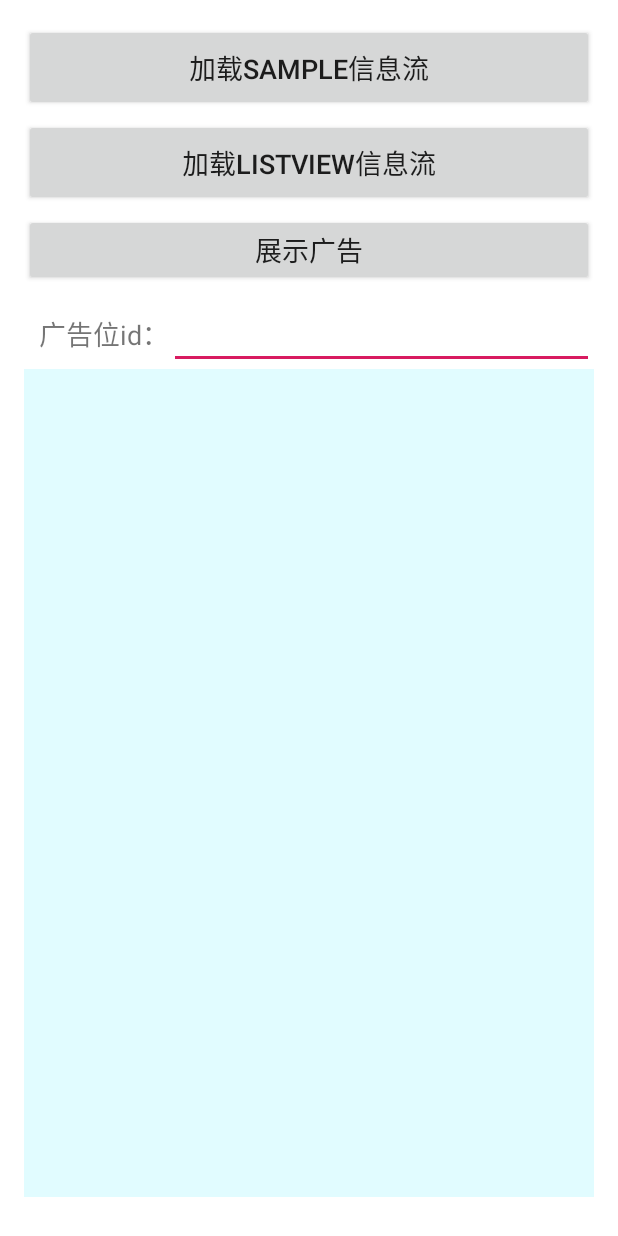
After one commit to MageJun/sdk_demo, an Android app: the FeedListOptActivity screen opened directly, with no data from a screen before it, on a phone screen of 412 x 824 dp. The commit adds this screen. Run offline under Robolectric (Android 15) with nearby library versions, the phone set to English and light mode, and no system bars; libraries missing offline, so code that uses them is left out: com.analytics.sdk, com.androidquery, com.androidquery.callback, com.qq.e; 2 statements that could not run were skipped.

Commit message:
更新信息流演示用例

```diff
--- a/src/main/AndroidManifest.xml
+++ b/src/main/AndroidManifest.xml
@@ -65,6 +65,7 @@
         <activity android:name=".feedlist.TestFeedListLeftIconActivity" />
         <activity android:name=".feedlist.FeedListVideoActivity" />
         <activity android:name=".feedlist.FeedListVideoDevContainerRenderActivity" />
+        <activity android:name=".feedlist.FeedListOptActivity" />
         <activity
             android:name=".common.DevMainActivity"
             android:launchMode="singleTask"
--- a/src/main/java/com/adsdk/demo/MainActivity.java
+++ b/src/main/java/com/adsdk/demo/MainActivity.java
@@ -21,14 +21,14 @@ import android.widget.TextView;
 import com.adsdk.demo.banner.BannerActivity;
 import com.adsdk.demo.common.GridViewConfig;
 import com.adsdk.demo.feedlist.FeedListActivity;
-import com.adsdk.demo.feedlist.FeedListTopTextActivity;
+import com.adsdk.demo.feedlist.FeedListOptActivity;
 import com.adsdk.demo.feedlist.FeedListVideoDevContainerRenderActivity;
 import com.adsdk.demo.interstitial.InterstitialActivity;
-import com.analytics.sdk.client.AdRequest;
 import com.adsdk.demo.splash.SplashActivity;
 import com.adsdk.demo.splash.SplashSkipViewActivity;
 import com.adsdk.demo.video.FullScreenVideoActivity;
 import com.adsdk.demo.video.RewardVideoActivity;
+import com.analytics.sdk.client.AdRequest;
 import com.qq.e.comm.managers.status.SDKStatus;
 
 import java.util.ArrayList;
@@ -102,31 +102,9 @@ public class MainActivity extends Activity {
         gridView = this.findViewById(GlobalConfig.RConfig.MAIN_ACTIVITY_BTN_GRIDVIEW_ID);
         List<GridViewConfig> list = new ArrayList<>();
         list.add(new GridViewConfig("开屏演示", GlobalConfig.ChannelId.SPLASH, SplashActivity.class));
-//        list.add(new GridViewConfig("开屏Window演示", GlobalConfig.ChannelId.SPLASH, SplashActivity.class, new View.OnClickListener() {
-//            @Override
-//            public void onClick(View v) {
-//                new AlertDialog.Builder(MainActivity.this)
-//                        .setTitle("悬浮窗")
-//                        .setMessage("需要打开悬浮窗权限!")
-//                        .setPositiveButton("立即开启", new DialogInterface.OnClickListener() {
-//                            @TargetApi(Build.VERSION_CODES.M)
-//                            @Override
-//                            public void onClick(DialogInterface dialog, int which) {
-//                                new SplashWindow().showWindow(MainActivity.this);
-//                            }
-//                        })
-//                        .setNegativeButton("不再提示", new DialogInterface.OnClickListener() {
-//                            @Override
-//                            public void onClick(DialogInterface dialog, int which) {
-//                                dialog.dismiss();
-//                            }
-//                        }).setCancelable(false).show();
-//
-//            }
-//        }));
         list.add(new GridViewConfig("开屏自定义跳过", GlobalConfig.ChannelId.SPLASH, SplashSkipViewActivity.class));
         list.add(new GridViewConfig("信息流模版演示", GlobalConfig.ChannelId.FEED_LIST, FeedListActivity.class));
-        list.add(new GridViewConfig("信息流自渲染演示", GlobalConfig.ChannelId.FEED_LIST_NATIVE, FeedListTopTextActivity.class));
+        list.add(new GridViewConfig("信息流自渲染演示", GlobalConfig.ChannelId.FEED_LIST_NATIVE, FeedListOptActivity.class));
         list.add(new GridViewConfig("信息流自渲染视频(开发者定义封面)", GlobalConfig.ChannelId.FEED_LIST_NATIVE_VIDEO, FeedListVideoDevContainerRenderActivity.class));
         list.add(new GridViewConfig("横幅演示", GlobalConfig.ChannelId.BANNER, BannerActivity.class));
         list.add(new GridViewConfig("插屏演示", GlobalConfig.ChannelId.INTERSTITIAL, InterstitialActivity.class));
--- /dev/null
+++ b/src/main/java/com/adsdk/demo/common/SpinnerArrayAdapter.java
@@ -0,0 +1,44 @@
+package com.adsdk.demo.common;
+
+import android.content.Context;
+import android.support.annotation.NonNull;
+import android.support.annotation.Nullable;
+import android.view.View;
+import android.view.ViewGroup;
+import android.widget.ArrayAdapter;
+import android.widget.TextView;
+
+public class SpinnerArrayAdapter extends ArrayAdapter {
+
+    private int selectedItem;
+
+    public void setSelectedItem(int selectedItem) {
+        this.selectedItem = selectedItem;
+    }
+
+    public int getSelectedItem(){
+        return this.selectedItem;
+    }
+
+    public SpinnerArrayAdapter(@NonNull Context context, int resource, @NonNull Object[] objects) {
+        super(context, resource, objects);
+    }
+
+    public SpinnerArrayAdapter(@NonNull Context context, int resource, int textViewResourceId) {
+        super(context, resource, textViewResourceId);
+    }
+
+    @Override
+    public View getDropDownView(int position, @Nullable View convertView, @NonNull ViewGroup parent) {
+        View view = super.getDropDownView(position, convertView, parent);
+        TextView textView = (TextView) view;
+        if (this.selectedItem == position) {
+            textView.setTextColor(0xff373741);
+            textView.getPaint().setFakeBoldText(true);
+        } else {
+            textView.setTextColor(0xff6d6d6d);
+            textView.getPaint().setFakeBoldText(false);
+        }
+        return view;
+    }
+}
--- /dev/null
+++ b/src/main/java/com/adsdk/demo/feedlist/FeedListOptActivity.java
@@ -0,0 +1,293 @@
+package com.adsdk.demo.feedlist;
+
+import android.app.Activity;
+import android.content.Intent;
+import android.graphics.Bitmap;
+import android.os.Bundle;
+import android.util.Log;
+import android.view.LayoutInflater;
+import android.view.View;
+import android.view.ViewGroup;
+import android.view.Window;
+import android.view.WindowManager;
+import android.widget.Button;
+import android.widget.EditText;
+import android.widget.FrameLayout;
+import android.widget.ImageView;
+import android.widget.TextView;
+import android.widget.Toast;
+
+import com.adsdk.demo.R;
+import com.analytics.sdk.client.AdError;
+import com.analytics.sdk.client.AdRequest;
+import com.analytics.sdk.client.NativeAdData;
+import com.analytics.sdk.client.NativeAdListenerExt;
+import com.analytics.sdk.client.VideoSettings;
+import com.analytics.sdk.client.feedlist.FeedListNativeAdListener;
+import com.analytics.sdk.client.media.MediaAdView;
+import com.analytics.sdk.client.media.NativeAdMediaListener;
+import com.androidquery.AQuery;
+import com.androidquery.callback.AjaxStatus;
+import com.androidquery.callback.BitmapAjaxCallback;
+
+import java.util.ArrayList;
+import java.util.List;
+
+public class FeedListOptActivity extends Activity{
+
+    private static final String TAG = "FEEDOPT";
+    private EditText edtCodid;
+    private ViewGroup adContainer;
+    private AdRequest adRequest;
+    private int AD_COUNT = 1;
+    private NativeAdData nativeAdData;
+    private AQuery mAQuery;
+
+    @Override
+    protected void onCreate(Bundle savedInstanceState) {
+        super.onCreate(savedInstanceState);
+        requestWindowFeature(Window.FEATURE_NO_TITLE);
+        getWindow().setFlags(WindowManager.LayoutParams.FLAG_FULLSCREEN,
+                WindowManager.LayoutParams.FLAG_FULLSCREEN);
+        setContentView(R.layout.activity_feednative_opt);
+        initView();
+        mAQuery = new AQuery(this);
+
+    }
+
+    @Override
+    protected void onResume() {
+        super.onResume();
+        if(nativeAdData!=null){
+            nativeAdData.resume();
+        }
+    }
+
+    @Override
+    protected void onDestroy() {
+        super.onDestroy();
+        if(adRequest!=null){
+            adRequest.recycle();
+        }
+    }
+
+    public void onClick(View view){
+        switch (view.getId()) {
+            case R.id.loadSapmle :
+                requestData();
+                break;
+            case R.id.loadList:
+                Intent intent = new Intent(getIntent());
+                intent.setClass(this,FeedListTopTextActivity.class);
+                startActivity(intent);
+                break;
+            case R.id.show:
+                showAdView(nativeAdData);
+                break;
+        }
+    }
+
+    private void initView() {
+        edtCodid = findViewById(R.id.posId);
+        adContainer = findViewById(R.id.ad_container);
+        String codeId = getIntent().getStringExtra("codid");
+        edtCodid.setText(codeId);
+    }
+
+    private void requestData() {
+        VideoSettings videoSettings = new VideoSettings.Builder()
+                .setAutoPlayMuted(true)
+                .setNeedProgressBar(false)
+                .setEnableUserControl(false)
+                .setEnableDetailPage(false)
+                .setVideoPlayPolicy(VideoSettings.PlayPolicy.AUTO)
+                .setContainerRender(VideoSettings.ContainerRender.SDK)
+                .setAutoPlayPolicy(VideoSettings.AutoPlayPolicy.ALWAYS)
+                .build();
+
+        /**
+         * 信息流添加视频信息流支持
+         * setVideoSettings(videoSettings)
+         * setSupportVideo(true)
+         *
+         * 视频信息流建议加上下面的配置，设置视频信息流预加载功能，可以有效提高用户体验并提高收益
+         * appendParameter(AdRequest.Parameters.KEY_ESP,AdRequest.Parameters.VALUE_ESP_4)
+         */
+        adRequest = new AdRequest.Builder(getApplicationContext())
+                .setCodeId(edtCodid.getText().toString())
+                .setVideoSettings(videoSettings)
+                .setSupportVideo(true)
+                .appendParameter(AdRequest.Parameters.KEY_ESP,AdRequest.Parameters.VALUE_ESP_4)
+                .setAdRequestCount(AD_COUNT)
+                .build();
+
+        /*
+         * ----------注意事项----------
+         *
+         * 1、如果开发者需要缓存自渲染信息流数据，必须对缓存数据进行有效期的控制(缓存时长具体和运营沟通，一般最长支持45分钟)，一旦超过最大缓存时长则不能再次进行曝光；
+         *
+         * 2、开发者通过自渲染数据NativeAdData构建完广告View之后，
+         *
+         *    <<<<<<<必须要调用bindView接口>>>>>>>，否则会导致无点击事件等异常，
+         *
+         * 3、同时开发者需要将 bindView 接口所返回的 View 进行展示，
+         *
+         *    <<<<<<<而不是开发者自己构建的广告 View>>>>>>>;
+         *
+         * 4、如果使用的是广点通广告，开发者使用 NativeAdData 所构造出的广告 View，这个View及其子View中
+         *
+         *    <<<<<<<不能包含 com.qq.e.ads.nativ.widget.NativeAdContainer>>>>>>>，否则会影响点击和计费
+         *
+         * 5、自渲染信息流发起请求示例，构建builder直接使用applicationContext
+         *
+         * 6、AdRequest 每次请求对应一个新的 new AdRequest 本次请求一旦释放，将不能再次使用，必须重新 new 否则会出现运行时异常.
+         */
+        adRequest.loadFeedListNativeAd(new FeedListNativeAdListener() {
+            @Override
+            public void onAdLoaded(List<NativeAdData> list) {
+                if(list!=null && list.size()>0){
+                    nativeAdData = list.get(0);
+                    Toast.makeText(FeedListOptActivity.this,"请求成功",Toast.LENGTH_SHORT).show();
+                }
+            }
+
+            @Override
+            public void onAdError(AdError adError) {
+                Toast.makeText(FeedListOptActivity.this,"请求失败，"+adError.getErrorMessage(),Toast.LENGTH_SHORT).show();
+            }
+        });
+
+    }
+
+    private void showAdView(NativeAdData nativeAdData){
+        if(nativeAdData!=null){
+            adContainer.removeAllViews();
+            View adView = LayoutInflater.from(this).inflate(R.layout.activity_feedlist_native_list_left_icon_item_video_ad, null);
+            ImageView logo = adView.findViewById(R.id.img_logo);
+            final ImageView poster = adView.findViewById(R.id.img_poster);
+            TextView name = adView.findViewById(R.id.text_title);
+            TextView desc = adView.findViewById(R.id.text_desc);
+            Button download = adView.findViewById(R.id.btn_download);
+            MediaAdView mediaAdView = adView.findViewById(R.id.sdk_adview);
+
+            mAQuery.id(logo).image(nativeAdData.getIconUrl());
+            name.setText(nativeAdData.getTitle());
+            desc.setText(nativeAdData.getDesc());
+            if(nativeAdData.isAppAd()){
+                download.setText("下载");
+            }else{
+                download.setText("浏览");
+            }
+
+            List<View> clickViews = new ArrayList<>();
+            clickViews.add(logo);
+            clickViews.add(poster);
+            clickViews.add(name);
+            clickViews.add(desc);
+            clickViews.add(download);
+
+            //传(0, 0)隐藏广告LOGO
+            FrameLayout.LayoutParams adlogoLayoutParams = new FrameLayout.LayoutParams(0, 0);
+            nativeAdData.attach(this);
+            View result = nativeAdData.bindView(adView, null, adlogoLayoutParams, clickViews, new NativeAdListenerExt() {
+                @Override
+                public void onADStatusChanged(int i) {
+                    Log.i(TAG,"onADStatusChanged");
+                }
+
+                @Override
+                public void onLoadApkProgress(int i) {
+                    Log.i(TAG,"onLoadApkProgress");
+                }
+
+                @Override
+                public void onADExposed() {
+                    Log.i(TAG,"onADExposed");
+                }
+
+                @Override
+                public void onADClicked() {
+                    Log.i(TAG,"onADClicked");
+                }
+
+                @Override
+                public void onAdError(AdError adError) {
+                    Log.i(TAG,"onAdError adError = "+adError);
+                }
+            });
+
+            if(nativeAdData.isVideoAd()){
+                poster.setVisibility(View.GONE);
+                nativeAdData.bindMediaView(mediaAdView, new NativeAdMediaListener() {
+                    @Override
+                    public void onVideoInit() {
+                        Log.i(TAG,"onVideoInit");
+                    }
+
+                    @Override
+                    public void onVideoLoading() {
+                        Log.i(TAG,"onVideoLoading");
+                    }
+
+                    @Override
+                    public void onVideoReady() {
+                        Log.i(TAG,"onVideoReady");
+                    }
+
+                    @Override
+                    public void onVideoLoaded(int i) {
+                        Log.i(TAG,"onVideoLoaded ");
+                    }
+
+                    @Override
+                    public void onVideoStart() {
+                        Log.i(TAG,"onVideoStart");
+                    }
+
+                    @Override
+                    public void onVideoPause() {
+                        Log.i(TAG,"onVideoPause");
+                    }
+
+                    @Override
+                    public void onVideoResume() {
+                        Log.i(TAG,"onVideoResume");
+                    }
+
+                    @Override
+                    public void onVideoCompleted() {
+                        Log.i(TAG,"onVideoCompleted");
+                    }
+
+                    @Override
+                    public void onVideoError(AdError adError) {
+                        Log.i(TAG,"onVideoError adError = "+adError);
+                    }
+
+                    @Override
+                    public void onVideoStop() {
+                        Log.i(TAG,"onVideoStop");
+                    }
+
+                    @Override
+                    public void onVideoClicked() {
+                        Log.i(TAG,"onVideoClicked");
+                    }
+                });
+            }else{
+                poster.setVisibility(View.VISIBLE);
+                mAQuery.id(poster).image(nativeAdData.getImageUrl(),false,true,0,0,new BitmapAjaxCallback(){
+                    @Override
+                    protected void callback(String url, ImageView iv, Bitmap bm, AjaxStatus status) {
+                        if(poster.getVisibility() == View.VISIBLE){
+                            poster.setImageBitmap(bm);
+                        }
+                    }
+                });
+            }
+            FrameLayout.LayoutParams lp = new FrameLayout.LayoutParams(FrameLayout.LayoutParams.MATCH_PARENT, FrameLayout.LayoutParams.WRAP_CONTENT);
+            adContainer.addView(result,lp);
+        }
+    }
+
+}
--- a/src/main/java/com/adsdk/demo/feedlist/FeedListTopTextActivity.java
+++ b/src/main/java/com/adsdk/demo/feedlist/FeedListTopTextActivity.java
@@ -69,8 +69,6 @@ public class FeedListTopTextActivity extends Activity implements AbsListView.OnS
         super.onCreate(savedInstanceState);
         setContentView(R.layout.activity_feedlist_native_ad_listview);
         initView();
-        requestData();
-        requestData();
         requestData();
     }
 
--- a/src/main/res/layout/activity_feedlist_native_list_left_icon_item_video_ad.xml
+++ b/src/main/res/layout/activity_feedlist_native_list_left_icon_item_video_ad.xml
@@ -84,7 +84,7 @@
                 android:id="@+id/img_poster"
                 android:layout_width="match_parent"
                 android:layout_height="200dp"
-                android:scaleType="fitXY" />
+                android:scaleType="centerCrop" />
 
         </FrameLayout>
 
--- /dev/null
+++ b/src/main/res/layout/activity_feednative_opt.xml
@@ -0,0 +1,182 @@
+<LinearLayout xmlns:android="http://schemas.android.com/apk/res/android"
+    xmlns:tools="http://schemas.android.com/tools"
+    android:layout_width="match_parent"
+    android:layout_height="match_parent"
+    android:orientation="vertical"
+    android:paddingLeft="16dp"
+    android:paddingTop="16dp"
+    android:paddingRight="16dp"
+    android:paddingBottom="16dp"
+    android:background="#ffffff"
+    tools:ignore="MissingDefaultResource">
+
+    <Button
+        android:id="@+id/loadSapmle"
+        android:layout_width="match_parent"
+        android:layout_height="wrap_content"
+        android:textSize="18sp"
+        android:gravity="center"
+        android:padding="15dp"
+        android:text="加载Sample信息流"
+        android:onClick="onClick"
+        />
+    <Button
+        android:id="@+id/loadList"
+        android:layout_width="match_parent"
+        android:layout_height="wrap_content"
+        android:textSize="18sp"
+        android:gravity="center"
+        android:padding="15dp"
+        android:layout_marginTop="5dp"
+        android:text="加载ListView信息流"
+        android:onClick="onClick"/>
+    <Button
+        android:id="@+id/show"
+        android:layout_width="match_parent"
+        android:layout_height="wrap_content"
+        android:textSize="18sp"
+        android:gravity="center"
+        android:padding="10dp"
+        android:layout_marginTop="5dp"
+        android:text="展示广告"
+        android:onClick="onClick"/>
+
+    <LinearLayout
+        android:id="@+id/posIdContainer"
+        android:layout_width="match_parent"
+        android:layout_height="wrap_content"
+        android:layout_marginTop="10dp"
+        android:orientation="horizontal">
+
+        <TextView
+            android:layout_width="wrap_content"
+            android:layout_height="wrap_content"
+            android:layout_marginLeft="10dp"
+            android:text="广告位id："
+            android:textSize="18dp" />
+
+        <EditText
+            android:id="@+id/posId"
+            android:layout_width="0dp"
+            android:layout_height="wrap_content"
+            android:layout_weight="1"
+            android:inputType="text"
+            android:text="" />
+    </LinearLayout>
+
+    <FrameLayout
+        android:id="@+id/ad_container"
+        android:layout_width="match_parent"
+        android:layout_height="0dp"
+        android:layout_weight="1"
+        android:layout_marginBottom="10dp"
+        android:background="#1E00E5FF"/>
+
+    <LinearLayout
+        android:layout_width="match_parent"
+        android:layout_height="wrap_content"
+        android:orientation="vertical"
+        android:layout_marginTop="10dp"
+        android:visibility="gone"
+        >
+        <Spinner
+            android:layout_marginBottom="10dp"
+            android:id="@+id/id_spinner"
+            android:layout_width="match_parent"
+            android:layout_height="wrap_content"/>
+
+        <CheckBox
+            android:id="@+id/cb_none_video_option"
+            android:layout_width="match_parent"
+            android:layout_height="wrap_content"
+            android:checked="false"
+            android:text="不配置VideoOption，使用默认值"
+            android:textSize="16sp"/>
+
+        <LinearLayout
+            android:layout_width="match_parent"
+            android:layout_height="wrap_content"
+            android:layout_marginTop="10dp"
+            android:orientation="horizontal">
+
+            <TextView
+                android:layout_width="wrap_content"
+                android:layout_height="wrap_content"
+                android:text="视频自动播放网络条件："
+                android:textSize="14sp" />
+
+            <Spinner
+                android:id="@+id/spinner_network"
+                android:layout_width="match_parent"
+                android:layout_height="wrap_content"
+                android:entries="@array/play_video_network" />
+        </LinearLayout>
+
+        <LinearLayout
+            android:layout_width="match_parent"
+            android:layout_height="wrap_content"
+            android:orientation="horizontal">
+
+            <CheckBox
+                android:id="@+id/btn_mute"
+                android:layout_width="wrap_content"
+                android:layout_height="wrap_content"
+                android:checked="true"
+                android:text="静音自动播放"
+                android:textSize="14sp" />
+
+            <CheckBox
+                android:id="@+id/btn_detail_mute"
+                android:layout_width="wrap_content"
+                android:layout_height="wrap_content"
+                android:checked="false"
+                android:text="视频详情页静音"
+                android:textSize="14sp" />
+        </LinearLayout>
+
+        <LinearLayout
+            android:layout_width="match_parent"
+            android:layout_height="wrap_content"
+            android:layout_marginTop="10dp"
+            android:orientation="horizontal">
+
+            <CheckBox
+                android:id="@+id/cbMinVideoDuration"
+                android:layout_width="wrap_content"
+                android:layout_height="wrap_content"
+                android:text="视频最小时长(闭区间): "
+                android:textSize="18dp" />
+
+            <EditText
+                android:id="@+id/etMinVideoDuration"
+                android:layout_width="match_parent"
+                android:layout_height="wrap_content"
+                android:inputType="number"
+                android:text="" />
+        </LinearLayout>
+
+        <LinearLayout
+            android:layout_width="match_parent"
+            android:layout_height="wrap_content"
+            android:layout_marginTop="10dp"
+            android:orientation="horizontal">
+
+            <CheckBox
+                android:id="@+id/cbMaxVideoDuration"
+                android:layout_width="wrap_content"
+                android:layout_height="wrap_content"
+                android:text="视频最大时长(闭区间): "
+                android:textSize="18dp" />
+
+            <EditText
+                android:id="@+id/etMaxVideoDuration"
+                android:layout_width="match_parent"
+                android:layout_height="wrap_content"
+                android:inputType="number"
+                android:text="" />
+        </LinearLayout>
+    </LinearLayout>
+
+
+
+</LinearLayout>
--- /dev/null
+++ b/src/main/res/values/arrays.xml
@@ -0,0 +1,14 @@
+<?xml version="1.0" encoding="utf-8"?>
+<resources>
+    <!-- demo 引用字段 -->
+    <string-array name="play_video_network">
+        <item>仅Wi-Fi自动播放</item>
+        <item>始终自动播放</item>
+        <item>从不自动播放</item>
+    </string-array>
+
+    <string-array name="play_video_mute">
+        <item>静音</item>
+        <item>非静音</item>
+    </string-array>
+</resources>
```
